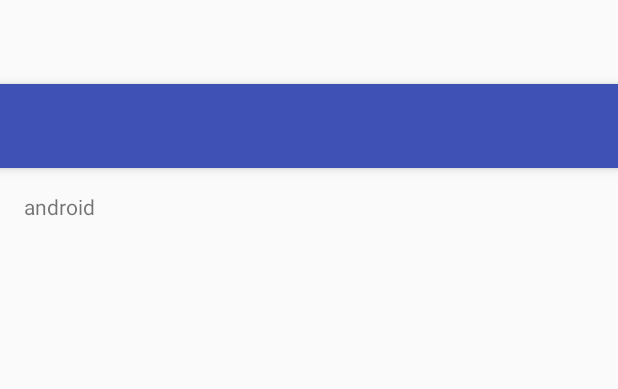
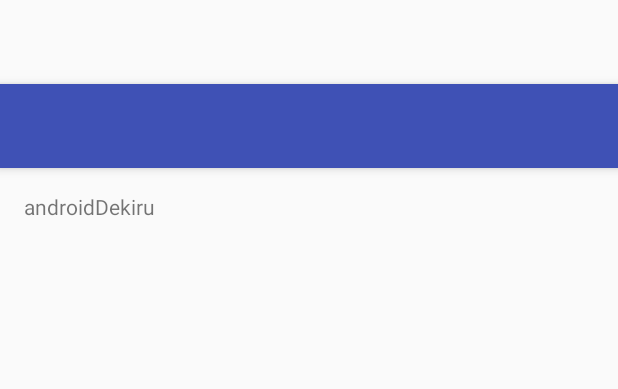
Before and after one commit to quangtm210395/DekiruNihongo, an Android app: the layout app_bar_main.xml on its own in the app's theme, with its tools: preview values and no code run, on a phone screen of 412 x 824 dp. Shown: the top 389 px of the screen. Run offline under Robolectric (Android 15) with nearby library versions, the phone set to English and light mode, and no system bars.

Commit message:
tao vừa đổi chữ android thành androidDekiru

```diff
--- a/3.Project/DekiruNihongo/app/src/main/res/layout/content_main.xml
+++ b/3.Project/DekiruNihongo/app/src/main/res/layout/content_main.xml
@@ -15,5 +15,5 @@
     <TextView
         android:layout_width="wrap_content"
         android:layout_height="wrap_content"
-        android:text="android" />
+        android:text="androidDekiru" />
 </RelativeLayout>
```
